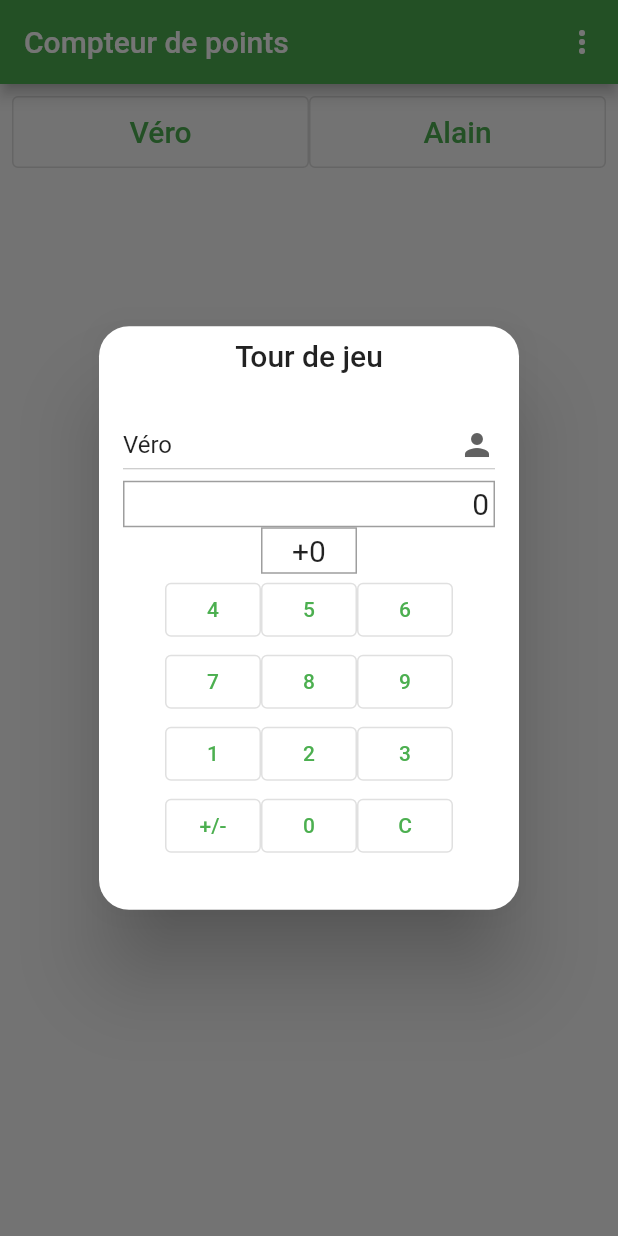
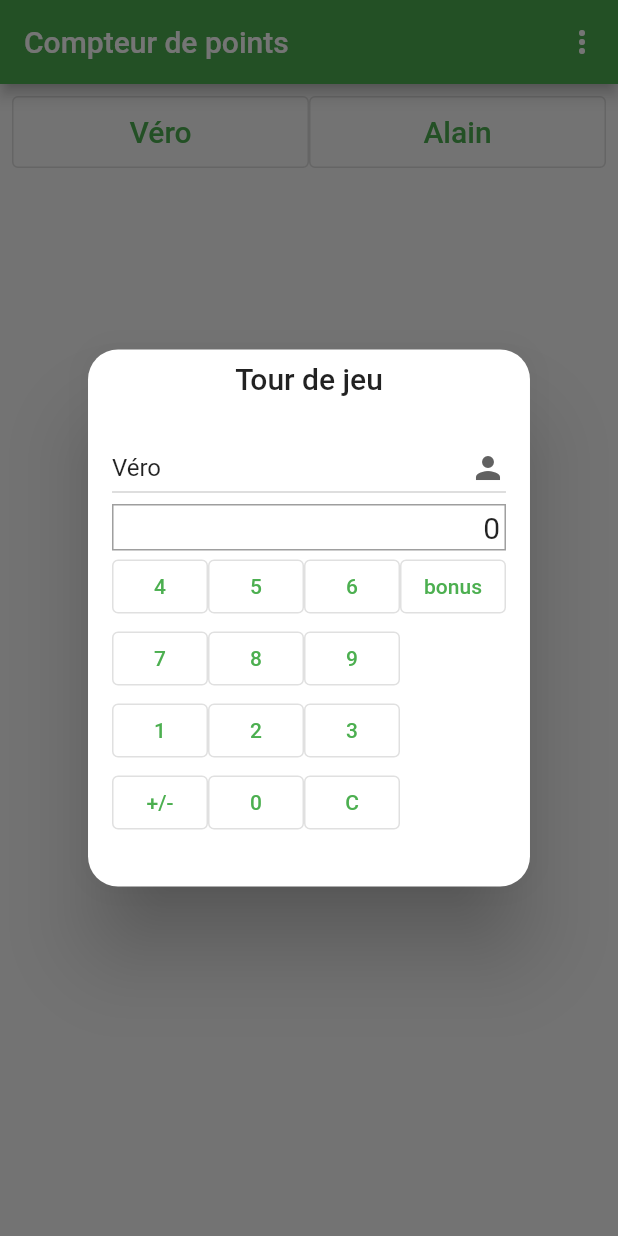
Before and after one commit to abasty/getx_scorer, a Flutter app: the screen it shows after launch, after a tap on "Véro", on a phone screen of 412 x 824 dp. Run offline on Flutter 3.47's test engine with Material 2 defaults, Android fonts, the phone set to English and light mode, and no system bars; our stand-ins replace get, get_storage.

Commit message:
Changed bonus / malus UX

```diff
--- a/lib/view/turn_screen.dart
+++ b/lib/view/turn_screen.dart
@@ -39,25 +39,6 @@ class TurnDialog extends GameView {
             ),
           );
         }),
-        GetX<GameController>(builder: (game) {
-          return GestureDetector(
-            child: Container(
-              width: 64,
-              color: game.bonus.value ? Colors.green : Colors.white,
-              child: Container(
-                padding: const EdgeInsets.all(3.0),
-                decoration:
-                    BoxDecoration(border: Border.all(color: Colors.grey)),
-                child: Text(
-                  game.bonus.value ? '+50' : '+0',
-                  style: const TextStyle(fontSize: 20.0),
-                  textAlign: TextAlign.center,
-                ),
-              ),
-            ),
-            onTap: () => game.bonus.value = !game.bonus.value,
-          );
-        }),
         const DigitKeyboard(),
       ]),
     );
@@ -66,6 +47,10 @@ class TurnDialog extends GameView {
   Text _pointText(GameController game) {
     var str = game.pointsTurn.value != '' ? game.pointsTurn.value : '0';
     if (str != '0' && game.malus.isTrue) str = '- $str';
+    if (game.bonus.isTrue && game.pointsTurn.value != '') {
+      var total = int.parse(game.pointsTurn.value) + 50;
+      str = '$str + 50 = $total';
+    }
     return Text(
       str,
       style: const TextStyle(fontSize: 20.0),
@@ -84,48 +69,63 @@ class DigitKeyboard extends GameView {
     return Column(
       children: [
         Row(
-          mainAxisAlignment: MainAxisAlignment.center,
+          mainAxisAlignment: MainAxisAlignment.start,
           children: <Widget>[
             for (int i = 4; i <= 6; i++)
               OutlinedButton(
-                onPressed: () => digit(i),
+                onPressed: () => onDigitPressed(i),
+                child: Text(i.toString()),
+              ),
+            const Spacer(),
+            OutlinedButton(
+              onPressed: () {
+                game.bonus.value = !game.bonus.value;
+                if (game.bonus.isTrue) game.malus.value = false;
+              },
+              child: const Text('bonus'),
+            )
+          ],
+        ),
+        Row(
+          mainAxisAlignment: MainAxisAlignment.start,
+          children: <Widget>[
+            for (int i = 7; i <= 9; i++)
+              OutlinedButton(
+                onPressed: () => onDigitPressed(i),
                 child: Text(i.toString()),
               )
           ],
         ),
         Row(
-          mainAxisAlignment: MainAxisAlignment.center,
+          mainAxisAlignment: MainAxisAlignment.start,
           children: <Widget>[
-            for (int i = 7; i <= 9; i++)
+            for (int i = 1; i <= 3; i++)
               OutlinedButton(
-                onPressed: () => digit(i),
+                onPressed: () => onDigitPressed(i),
                 child: Text(i.toString()),
               )
           ],
         ),
         Row(
-          mainAxisAlignment: MainAxisAlignment.center,
-          children: <Widget>[
-            for (int i = 1; i <= 3; i++)
-              OutlinedButton(
-                onPressed: () => digit(i),
-                child: Text(i.toString()),
-              )
-          ],
-        ),
-        Row(
-          mainAxisAlignment: MainAxisAlignment.center,
+          mainAxisAlignment: MainAxisAlignment.start,
           children: <Widget>[
             OutlinedButton(
-              onPressed: () => game.malus.value = !game.malus.value,
+              onPressed: () {
+                game.malus.value = !game.malus.value;
+                if (game.malus.isTrue) game.bonus.value = false;
+              },
               child: const Text('+/-'),
             ),
             OutlinedButton(
-              onPressed: () => digit(0),
+              onPressed: () => onDigitPressed(0),
               child: const Text('0'),
             ),
             OutlinedButton(
-              onPressed: () => game.pointsTurn.value = '',
+              onPressed: () {
+                game.pointsTurn.value = '';
+                game.bonus.value = false;
+                game.malus.value = false;
+              },
               child: const Text('C'),
             ),
           ],
@@ -134,7 +134,7 @@ class DigitKeyboard extends GameView {
     );
   }
 
-  void digit(int n) {
+  void onDigitPressed(int n) {
     game.pointsTurn.value = game.pointsTurn.value + n.toString();
   }
 }
```
